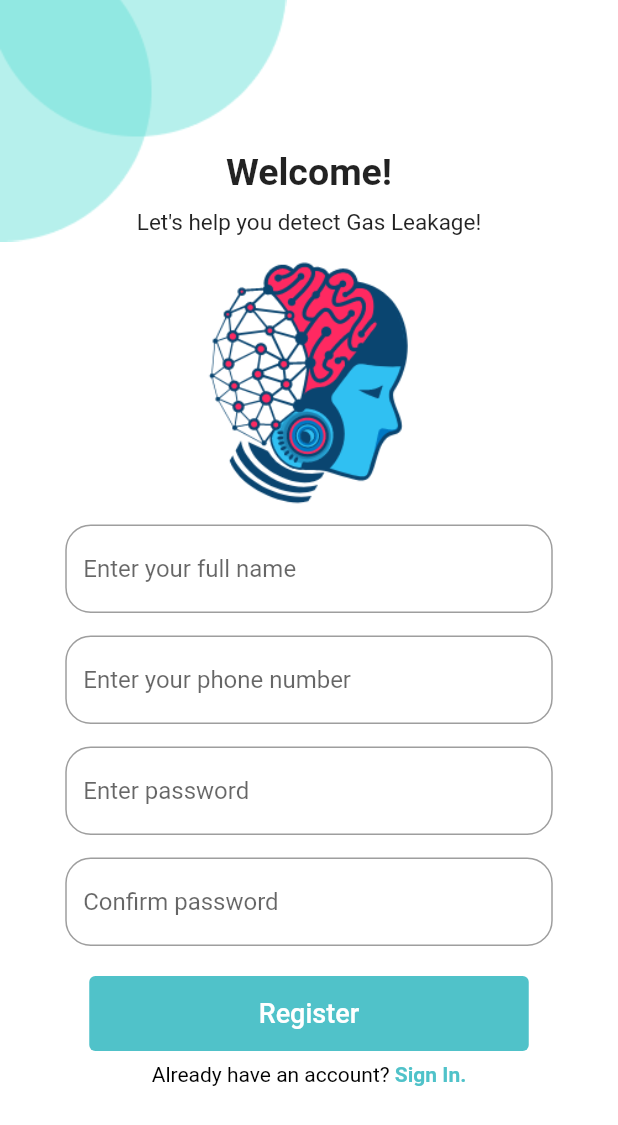
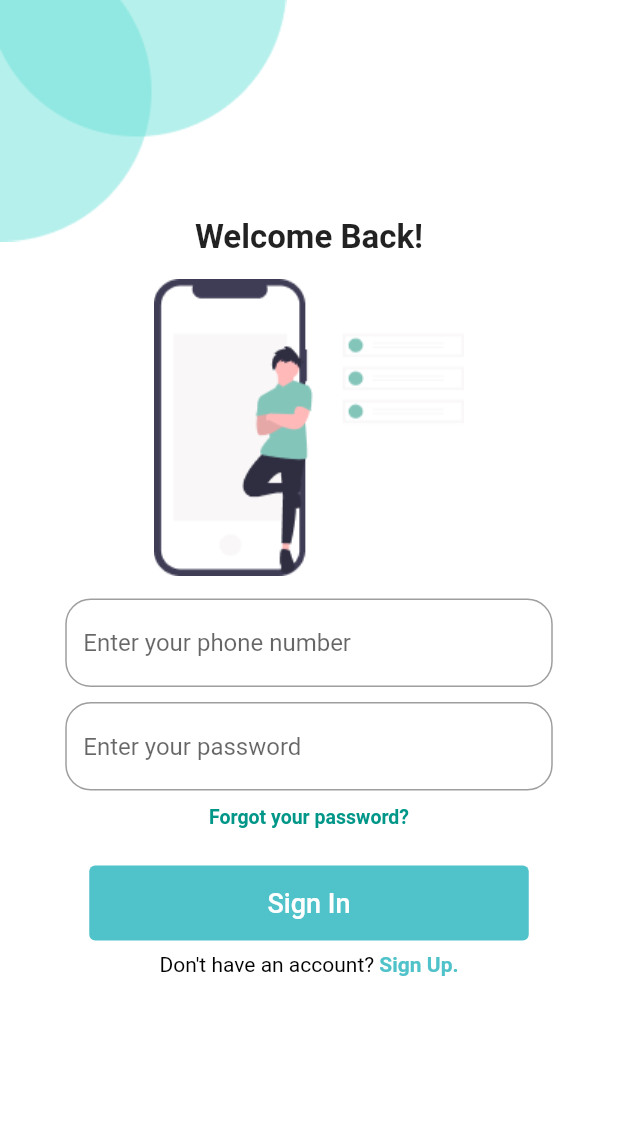
Before and after one commit to Shashwatshah02/Gas-Leakage-Detector, a Flutter app: the screen it shows after launch, on a phone screen of 412 x 824 dp. Shown: the top 1125 px of the screen. Run offline on Flutter 3.47's test engine with Material 2 defaults, Android fonts, the light colour scheme and no system bars.

Commit message:
🚀 Created Login Page

```diff
--- /dev/null
+++ b/gas_leakage_detector/lib/Login.dart
@@ -0,0 +1,128 @@
+import 'package:flutter/material.dart';
+class Login extends StatefulWidget {
+  const Login({super.key});
+
+  @override
+  State<Login> createState() => _LoginState();
+}
+
+class _LoginState extends State<Login> {
+  @override
+  Widget build(BuildContext context) {
+
+    return SafeArea(
+      child: SingleChildScrollView(
+        child: Expanded(
+          child: Stack(children: [
+            Positioned(
+              top: 0,
+              left: 0,
+              child: Image.asset('images/shape.png'),
+            ),
+            Center(
+              child: Column(
+                mainAxisAlignment: MainAxisAlignment.center,
+                children: [
+                  const Padding(
+                    padding: EdgeInsets.only(top: 145.0),
+                    child: Text(
+                      'Welcome Back!',
+                      style: TextStyle(
+                        fontWeight:FontWeight.bold,
+                        fontSize: 22.0,
+                      ),
+                    ),
+                  ),
+                  const Padding(
+                    padding: EdgeInsets.all(15.0),
+                    child: Image(
+                      image: AssetImage('images/login.png'),
+                    ),
+                  ),
+                  SizedBox(
+                    width: 325,
+                    child: TextField(
+                      decoration: InputDecoration(
+                          fillColor:Colors.white,
+                          hintText: 'Enter your phone number',
+                          border:OutlineInputBorder(
+                            borderRadius:BorderRadius.circular(17),
+                          )
+                      ),
+                    ),
+                  ),
+                  SizedBox(
+                    width: 325,
+                    child: Padding(
+                      padding: const EdgeInsets.only(top: 10.0),
+                      child: TextField(
+                        decoration: InputDecoration(
+                            fillColor:Colors.white,
+                            hintText: 'Enter your password',
+                            border:OutlineInputBorder(
+                              borderRadius:BorderRadius.circular(17),
+                            )
+                        ),
+                      ),
+                    ),
+                  ),
+                  const Padding(
+                    padding: EdgeInsets.only(top: 10.0),
+                    child: Text
+                      (
+                      'Forgot your password?',
+                      style: TextStyle(
+                        fontSize: 13.0,
+                        color: Colors.teal,
+                        fontWeight: FontWeight.bold,
+                      ),
+                    ),
+                  ),
+                  Padding(
+                    padding: const EdgeInsets.only(top: 25.0),
+                    child: SizedBox(
+                      width: 293.0,
+                      height: 50,
+                      child: TextButton(onPressed: (){
+
+                      },
+                        style: TextButton.styleFrom(
+                          foregroundColor: Colors.white,
+                          backgroundColor: const Color(0xFF50C2C9),
+                        ),
+                        child: const Text(
+                          'Sign In',
+                          style: TextStyle(
+                            fontSize: 18.0,
+                          ),
+                        ),
+                      ),
+                    ),
+                  ),
+                  Padding(
+                    padding: const EdgeInsets.all(8.0),
+                    child: RichText(
+                      text: const TextSpan(
+                        style: TextStyle(color: Colors.black),
+                        children: [
+                          TextSpan(text: "Don't have an account? "),
+                          TextSpan(text: 'Sign Up.',
+                            style: TextStyle(
+                              color: Color(0xFF50C2C9),
+                              fontWeight: FontWeight.bold,
+                            ),
+
+                          ),
+                        ],
+                      ),
+                    ),
+                  ),
+                ],
+              ),
+            ),
+          ],),
+        ),
+      ),
+    );
+  }
+}
--- a/gas_leakage_detector/lib/main.dart
+++ b/gas_leakage_detector/lib/main.dart
@@ -1,5 +1,5 @@
 import 'package:flutter/material.dart';
-import 'package:gas_leakage_detector/Register.dart';
+import 'package:gas_leakage_detector/Login.dart';
 
 void main() {
   runApp(IPD());
@@ -14,7 +14,7 @@ class IPD extends StatelessWidget {
       debugShowCheckedModeBanner: false,
       home: Scaffold(
         backgroundColor: Colors.white,
-        body: Register(),
+        body: Login(),
       )
     );
   }
```
